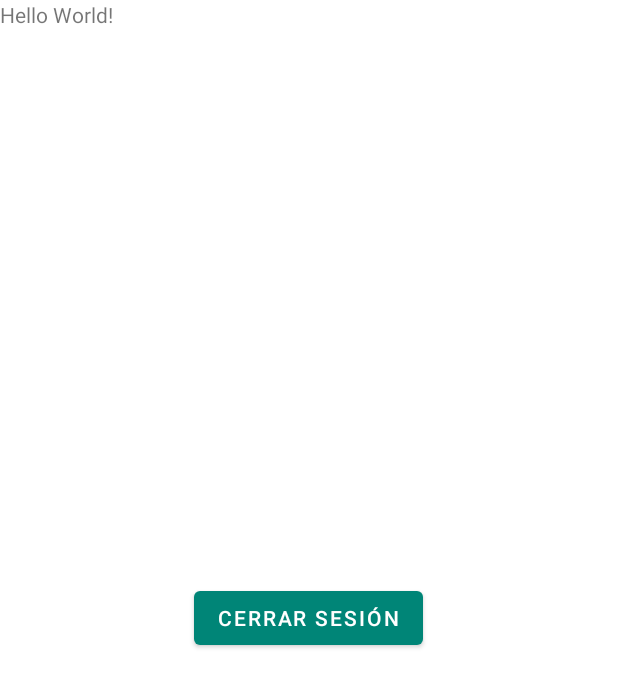
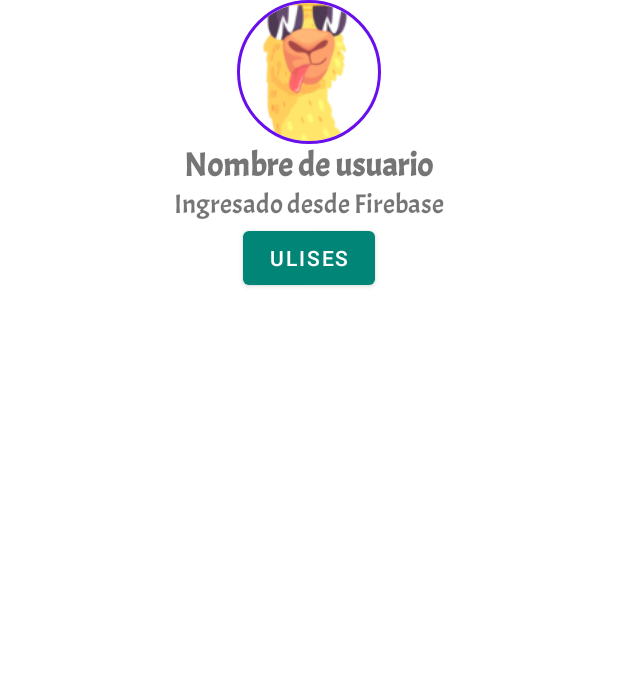
Before and after one commit to AmaoApps/Kotlin-Project-UNI, an Android app: the MainActivity screen opened directly, with no data from a screen before it, on a phone screen of 412 x 824 dp. Shown: the top 687 px of the screen. Run offline under Robolectric (Android 15) with nearby library versions, the phone set to English and light mode, and no system bars; our stand-ins replace CircleImageView, Firebase (no records; nobody signed in at launch, a user with empty details on screens opened directly).

Commit message:
Agregado mas librerias

```diff
--- a/app/build.gradle
+++ b/app/build.gradle
@@ -81,6 +81,19 @@ dependencies {
     //Coroutines
     implementation 'org.jetbrains.kotlinx:kotlinx-coroutines-core:1.1.1'
     implementation 'org.jetbrains.kotlinx:kotlinx-coroutines-android:1.1.1'
+
+    //Glide
+    def glide_version = '4.4.0'
+    implementation "com.github.bumptech.glide:glide:$glide_version"
+    kapt "com.github.bumptech.glide:compiler:$glide_version"
+
+    //CircleImageView
+    def circle_image_view = '3.0.0'
+    implementation "de.hdodenhof:circleimageview:$circle_image_view"
+
+    //kenBurns
+    def kenBurns_version = '1.0.7'
+    implementation "com.flaviofaria:kenburnsview:$kenBurns_version"
 }
 
 apply plugin: 'com.google.gms.google-services'
--- a/app/src/main/java/pe/applying/kotlinuni/MainActivity.kt
+++ b/app/src/main/java/pe/applying/kotlinuni/MainActivity.kt
@@ -7,8 +7,6 @@ import android.view.View
 import com.google.firebase.auth.FirebaseAuth
 import kotlinx.android.synthetic.main.activity_main.*
 import pe.applying.kotlinuni.ui.LoginActivity
-import com.google.android.gms.tasks.Task
-import androidx.annotation.NonNull
 import com.facebook.login.LoginManager
 import com.google.android.gms.tasks.OnCompleteListener
 import pe.applying.kotlinuni.ui.LoginActivity.Companion.mGoogleSignInClient
--- a/app/src/main/res/layout/activity_main.xml
+++ b/app/src/main/res/layout/activity_main.xml
@@ -4,22 +4,47 @@
         xmlns:tools="http://schemas.android.com/tools"
         xmlns:app="http://schemas.android.com/apk/res-auto"
         android:layout_width="match_parent"
-        android:layout_height="match_parent"
-        tools:context=".MainActivity">
+        android:layout_height="match_parent">
 
-    <TextView
-            android:layout_width="wrap_content"
-            android:layout_height="wrap_content"
-            android:text="Hello World!"
-            app:layout_constraintBottom_toBottomOf="parent"
-            app:layout_constraintLeft_toLeftOf="parent"
-            app:layout_constraintRight_toRightOf="parent"
-            app:layout_constraintTop_toTopOf="parent"/>
+    <LinearLayout android:layout_width="match_parent"
+                  android:layout_height="wrap_content"
+                  android:orientation="vertical"
+                  android:gravity="center_horizontal">
 
-    <Button android:layout_width="wrap_content" android:layout_height="wrap_content"
-            android:text="Cerrar sesión"
-            android:layout_centerInParent="true"
-            android:id="@+id/btn_logout"
-    />
+
+        <de.hdodenhof.circleimageview.CircleImageView
+                android:id="@+id/profile_image"
+                android:layout_width="96dp"
+                android:layout_height="96dp"
+                android:src="@drawable/applogo"
+                android:scaleType="fitCenter"
+                app:civ_border_width="2dp"
+                app:civ_border_color="#680FEC"/>
+
+        <TextView android:layout_width="wrap_content"
+                  android:layout_height="wrap_content"
+                  android:id="@+id/txtNombre"
+                  android:text="Nombre de usuario"
+                  android:fontFamily="@font/acmeregular"
+                  android:textSize="22sp"
+                  android:textStyle="bold"
+        />
+
+        <TextView android:layout_width="wrap_content"
+                  android:layout_height="wrap_content"
+                  android:id="@+id/txtCertification"
+                  android:text="Ingresado desde Firebase"
+                  android:fontFamily="@font/acmeregular"
+                  android:textSize="18sp"
+        />
+
+        <Button android:layout_width="wrap_content"
+                android:layout_height="wrap_content"
+                android:text="Ulises"
+                android:id="@+id/btn_logout"
+        />
+
+
+    </LinearLayout>
 
 </RelativeLayout>
```
